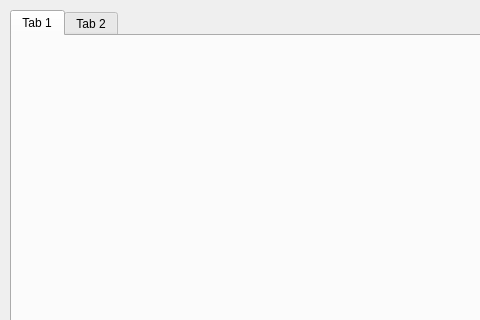
Old version of the form Config/mainwindow.ui in the repository Anne081031/ParkSolution; both pictures show x 0 to 480 and y 0 to 320 of the 865 by 540 pixel window.
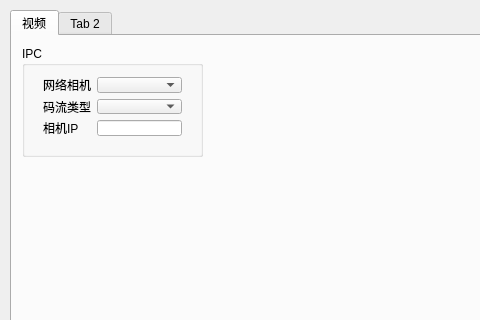
New version of the form.

Diff of the .ui file:
```diff
--- a/Config/mainwindow.ui
+++ b/Config/mainwindow.ui
@@ -28,8 +28,63 @@
     </property>
     <widget class="QWidget" name="tab">
      <attribute name="title">
-      <string>Tab 1</string>
+      <string>视频</string>
      </attribute>
+     <widget class="QGroupBox" name="groupBox">
+      <property name="geometry">
+       <rect>
+        <x>10</x>
+        <y>10</y>
+        <width>181</width>
+        <height>111</height>
+       </rect>
+      </property>
+      <property name="title">
+       <string>IPC</string>
+      </property>
+      <widget class="QWidget" name="formLayoutWidget">
+       <property name="geometry">
+        <rect>
+         <x>10</x>
+         <y>20</y>
+         <width>161</width>
+         <height>81</height>
+        </rect>
+       </property>
+       <layout class="QFormLayout" name="formLayout">
+        <item row="0" column="0">
+         <widget class="QLabel" name="label">
+          <property name="text">
+           <string>网络相机</string>
+          </property>
+         </widget>
+        </item>
+        <item row="0" column="1">
+         <widget class="QComboBox" name="cbxIPCType"/>
+        </item>
+        <item row="1" column="0">
+         <widget class="QLabel" name="label_2">
+          <property name="text">
+           <string>码流类型</string>
+          </property>
+         </widget>
+        </item>
+        <item row="1" column="1">
+         <widget class="QComboBox" name="cbxIPCStream"/>
+        </item>
+        <item row="2" column="0">
+         <widget class="QLabel" name="label_3">
+          <property name="text">
+           <string>相机IP</string>
+          </property>
+         </widget>
+        </item>
+        <item row="2" column="1">
+         <widget class="QLineEdit" name="edtIPCIP"/>
+        </item>
+       </layout>
+      </widget>
+     </widget>
     </widget>
     <widget class="QWidget" name="tab_2">
      <attribute name="title">
```
Left out of the diff: 2 changed lines with no effect on the pictures.
